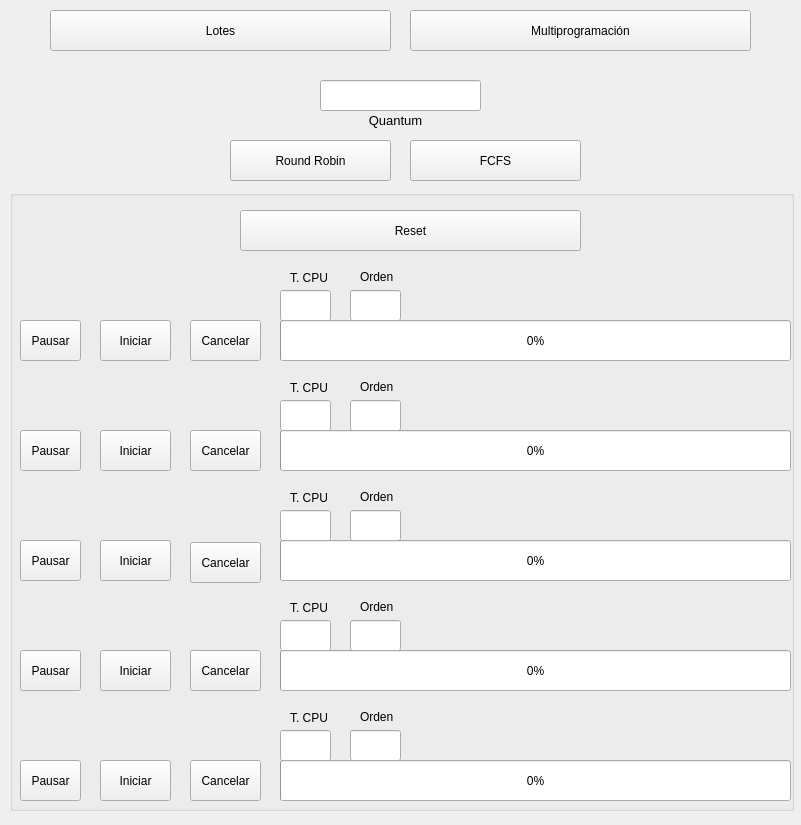
Before: the Qt Designer form admin_procesos.ui in Dario19999/Administrador-de-procesos, drawn with Qt 5.
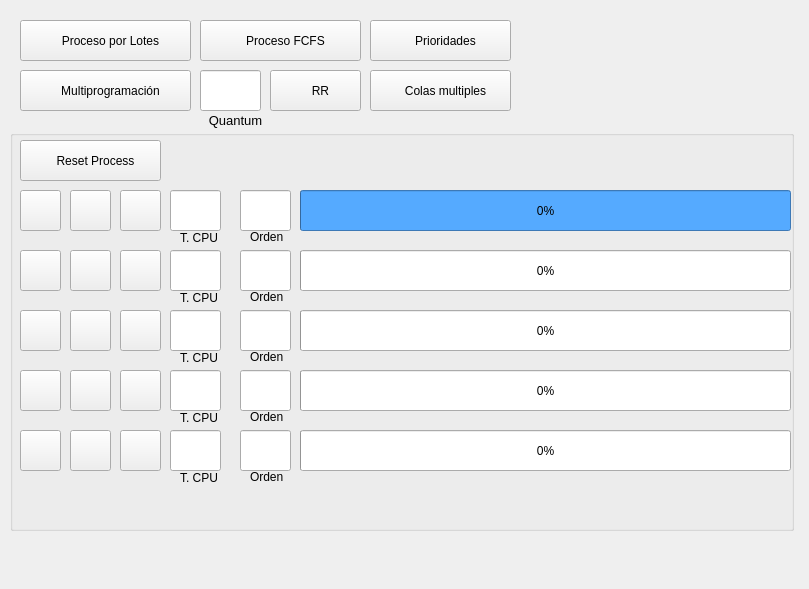
After: the same form once the commit is applied.

```diff
--- a/admin_procesos.ui
+++ b/admin_procesos.ui
@@ -6,21 +6,24 @@
    <rect>
     <x>0</x>
     <y>0</y>
-    <width>801</width>
-    <height>825</height>
+    <width>809</width>
+    <height>589</height>
    </rect>
   </property>
   <property name="windowTitle">
    <string>Administrador de Procesos</string>
   </property>
+  <property name="styleSheet">
+   <string notr="true"/>
+  </property>
   <widget class="QWidget" name="centralwidget">
    <widget class="QGroupBox" name="groupBox">
     <property name="geometry">
      <rect>
       <x>10</x>
-      <y>190</y>
+      <y>130</y>
       <width>784</width>
-      <height>621</height>
+      <height>401</height>
      </rect>
     </property>
     <property name="autoFillBackground">
@@ -35,10 +38,10 @@
     <widget class="QLineEdit" name="orden_1">
      <property name="geometry">
       <rect>
-       <x>340</x>
-       <y>100</y>
+       <x>230</x>
+       <y>60</y>
        <width>51</width>
-       <height>31</height>
+       <height>41</height>
       </rect>
      </property>
      <property name="font">
@@ -53,10 +56,10 @@
     <widget class="QLineEdit" name="orden_3">
      <property name="geometry">
       <rect>
-       <x>340</x>
-       <y>320</y>
+       <x>230</x>
+       <y>180</y>
        <width>51</width>
-       <height>31</height>
+       <height>41</height>
       </rect>
      </property>
      <property name="font">
@@ -71,12 +74,15 @@
     <widget class="QProgressBar" name="progressBar_1">
      <property name="geometry">
       <rect>
-       <x>270</x>
-       <y>130</y>
-       <width>511</width>
+       <x>290</x>
+       <y>60</y>
+       <width>491</width>
        <height>41</height>
       </rect>
      </property>
+     <property name="styleSheet">
+      <string notr="true">background-color: rgb(85, 170, 255);</string>
+     </property>
      <property name="value">
       <number>0</number>
      </property>
@@ -87,9 +93,9 @@
     <widget class="QPushButton" name="pausar_5">
      <property name="geometry">
       <rect>
-       <x>10</x>
-       <y>570</y>
-       <width>61</width>
+       <x>60</x>
+       <y>300</y>
+       <width>41</width>
        <height>41</height>
       </rect>
      </property>
@@ -97,7 +103,7 @@
       <cursorShape>PointingHandCursor</cursorShape>
      </property>
      <property name="text">
-      <string>Pausar</string>
+      <string/>
      </property>
      <property name="checkable">
       <bool>false</bool>
@@ -109,10 +115,10 @@
     <widget class="QLineEdit" name="T_4">
      <property name="geometry">
       <rect>
-       <x>270</x>
-       <y>430</y>
+       <x>160</x>
+       <y>240</y>
        <width>51</width>
-       <height>31</height>
+       <height>41</height>
       </rect>
      </property>
      <property name="font">
@@ -127,9 +133,9 @@
     <widget class="QPushButton" name="cancelar_3">
      <property name="geometry">
       <rect>
-       <x>180</x>
-       <y>352</y>
-       <width>71</width>
+       <x>110</x>
+       <y>180</y>
+       <width>41</width>
        <height>41</height>
       </rect>
      </property>
@@ -137,16 +143,16 @@
       <cursorShape>PointingHandCursor</cursorShape>
      </property>
      <property name="text">
-      <string>Cancelar</string>
+      <string/>
      </property>
     </widget>
     <widget class="QLineEdit" name="T_2">
      <property name="geometry">
       <rect>
-       <x>270</x>
-       <y>210</y>
+       <x>160</x>
+       <y>120</y>
        <width>51</width>
-       <height>31</height>
+       <height>41</height>
       </rect>
      </property>
      <property name="font">
@@ -161,9 +167,9 @@
     <widget class="QPushButton" name="cancelar_4">
      <property name="geometry">
       <rect>
-       <x>180</x>
-       <y>460</y>
-       <width>71</width>
+       <x>110</x>
+       <y>240</y>
+       <width>41</width>
        <height>41</height>
       </rect>
      </property>
@@ -171,15 +177,15 @@
       <cursorShape>PointingHandCursor</cursorShape>
      </property>
      <property name="text">
-      <string>Cancelar</string>
+      <string/>
      </property>
     </widget>
     <widget class="QPushButton" name="iniciar_5">
      <property name="geometry">
       <rect>
-       <x>90</x>
-       <y>570</y>
-       <width>71</width>
+       <x>10</x>
+       <y>300</y>
+       <width>41</width>
        <height>41</height>
       </rect>
      </property>
@@ -187,15 +193,15 @@
       <cursorShape>PointingHandCursor</cursorShape>
      </property>
      <property name="text">
-      <string>Iniciar</string>
+      <string/>
      </property>
     </widget>
     <widget class="QPushButton" name="cancelar_1">
      <property name="geometry">
       <rect>
-       <x>180</x>
-       <y>130</y>
-       <width>71</width>
+       <x>110</x>
+       <y>60</y>
+       <width>41</width>
        <height>41</height>
       </rect>
      </property>
@@ -203,7 +209,7 @@
       <cursorShape>PointingHandCursor</cursorShape>
      </property>
      <property name="text">
-      <string>Cancelar</string>
+      <string/>
      </property>
     </widget>
     <widget class="QPushButton" name="pausar_1">
@@ -212,9 +218,9 @@
      </property>
      <property name="geometry">
       <rect>
-       <x>10</x>
-       <y>130</y>
-       <width>61</width>
+       <x>60</x>
+       <y>60</y>
+       <width>41</width>
        <height>41</height>
       </rect>
      </property>
@@ -222,7 +228,7 @@
       <cursorShape>PointingHandCursor</cursorShape>
      </property>
      <property name="text">
-      <string>Pausar</string>
+      <string/>
      </property>
      <property name="checkable">
       <bool>false</bool>
@@ -237,9 +243,9 @@
     <widget class="QPushButton" name="iniciar_2">
      <property name="geometry">
       <rect>
-       <x>90</x>
-       <y>240</y>
-       <width>71</width>
+       <x>10</x>
+       <y>120</y>
+       <width>41</width>
        <height>41</height>
       </rect>
      </property>
@@ -247,16 +253,16 @@
       <cursorShape>PointingHandCursor</cursorShape>
      </property>
      <property name="text">
-      <string>Iniciar</string>
+      <string/>
      </property>
     </widget>
     <widget class="QLineEdit" name="T_3">
      <property name="geometry">
       <rect>
-       <x>270</x>
-       <y>320</y>
+       <x>160</x>
+       <y>180</y>
        <width>51</width>
-       <height>31</height>
+       <height>41</height>
       </rect>
      </property>
      <property name="font">
@@ -271,25 +277,28 @@
     <widget class="QPushButton" name="iniciar_1">
      <property name="geometry">
       <rect>
-       <x>90</x>
-       <y>130</y>
-       <width>71</width>
+       <x>10</x>
+       <y>60</y>
+       <width>41</width>
        <height>41</height>
       </rect>
      </property>
      <property name="cursor">
       <cursorShape>PointingHandCursor</cursorShape>
      </property>
+     <property name="styleSheet">
+      <string notr="true"/>
+     </property>
      <property name="text">
-      <string>Iniciar</string>
+      <string/>
      </property>
     </widget>
     <widget class="QPushButton" name="pausar_4">
      <property name="geometry">
       <rect>
-       <x>10</x>
-       <y>460</y>
-       <width>61</width>
+       <x>60</x>
+       <y>240</y>
+       <width>41</width>
        <height>41</height>
       </rect>
      </property>
@@ -297,7 +306,7 @@
       <cursorShape>PointingHandCursor</cursorShape>
      </property>
      <property name="text">
-      <string>Pausar</string>
+      <string/>
      </property>
      <property name="checkable">
       <bool>false</bool>
@@ -309,9 +318,9 @@
     <widget class="QPushButton" name="iniciar_3">
      <property name="geometry">
       <rect>
-       <x>90</x>
-       <y>350</y>
-       <width>71</width>
+       <x>10</x>
+       <y>180</y>
+       <width>41</width>
        <height>41</height>
       </rect>
      </property>
@@ -319,15 +328,15 @@
       <cursorShape>PointingHandCursor</cursorShape>
      </property>
      <property name="text">
-      <string>Iniciar</string>
+      <string/>
      </property>
     </widget>
     <widget class="QPushButton" name="cancelar_5">
      <property name="geometry">
       <rect>
-       <x>180</x>
-       <y>570</y>
-       <width>71</width>
+       <x>110</x>
+       <y>300</y>
+       <width>41</width>
        <height>41</height>
       </rect>
      </property>
@@ -335,15 +344,15 @@
       <cursorShape>PointingHandCursor</cursorShape>
      </property>
      <property name="text">
-      <string>Cancelar</string>
+      <string/>
      </property>
     </widget>
     <widget class="QProgressBar" name="progressBar_4">
      <property name="geometry">
       <rect>
-       <x>270</x>
-       <y>460</y>
-       <width>511</width>
+       <x>290</x>
+       <y>240</y>
+       <width>491</width>
        <height>41</height>
       </rect>
      </property>
@@ -354,9 +363,9 @@
     <widget class="QProgressBar" name="progressBar_5">
      <property name="geometry">
       <rect>
-       <x>270</x>
-       <y>570</y>
-       <width>511</width>
+       <x>290</x>
+       <y>300</y>
+       <width>491</width>
        <height>41</height>
       </rect>
      </property>
@@ -367,10 +376,10 @@
     <widget class="QLineEdit" name="T_1">
      <property name="geometry">
       <rect>
-       <x>270</x>
-       <y>100</y>
+       <x>160</x>
+       <y>60</y>
        <width>51</width>
-       <height>31</height>
+       <height>41</height>
       </rect>
      </property>
      <property name="font">
@@ -385,9 +394,9 @@
     <widget class="QPushButton" name="pausar_2">
      <property name="geometry">
       <rect>
-       <x>10</x>
-       <y>240</y>
-       <width>61</width>
+       <x>60</x>
+       <y>120</y>
+       <width>41</width>
        <height>41</height>
       </rect>
      </property>
@@ -395,7 +404,7 @@
       <cursorShape>PointingHandCursor</cursorShape>
      </property>
      <property name="text">
-      <string>Pausar</string>
+      <string/>
      </property>
      <property name="checkable">
       <bool>false</bool>
@@ -407,9 +416,9 @@
     <widget class="QPushButton" name="pausar_3">
      <property name="geometry">
       <rect>
-       <x>10</x>
-       <y>350</y>
-       <width>61</width>
+       <x>60</x>
+       <y>180</y>
+       <width>41</width>
        <height>41</height>
       </rect>
      </property>
@@ -417,7 +426,7 @@
       <cursorShape>PointingHandCursor</cursorShape>
      </property>
      <property name="text">
-      <string>Pausar</string>
+      <string/>
      </property>
      <property name="checkable">
       <bool>false</bool>
@@ -429,9 +438,9 @@
     <widget class="QProgressBar" name="progressBar_3">
      <property name="geometry">
       <rect>
-       <x>270</x>
-       <y>350</y>
-       <width>511</width>
+       <x>290</x>
+       <y>180</y>
+       <width>491</width>
        <height>41</height>
       </rect>
      </property>
@@ -442,9 +451,9 @@
     <widget class="QProgressBar" name="progressBar_2">
      <property name="geometry">
       <rect>
-       <x>270</x>
-       <y>240</y>
-       <width>511</width>
+       <x>290</x>
+       <y>120</y>
+       <width>491</width>
        <height>41</height>
       </rect>
      </property>
@@ -455,9 +464,9 @@
     <widget class="QPushButton" name="iniciar_4">
      <property name="geometry">
       <rect>
-       <x>90</x>
-       <y>460</y>
-       <width>71</width>
+       <x>10</x>
+       <y>240</y>
+       <width>41</width>
        <height>41</height>
       </rect>
      </property>
@@ -465,16 +474,16 @@
       <cursorShape>PointingHandCursor</cursorShape>
      </property>
      <property name="text">
-      <string>Iniciar</string>
+      <string/>
      </property>
     </widget>
     <widget class="QLineEdit" name="orden_4">
      <property name="geometry">
       <rect>
-       <x>340</x>
-       <y>430</y>
+       <x>230</x>
+       <y>240</y>
        <width>51</width>
-       <height>31</height>
+       <height>41</height>
       </rect>
      </property>
      <property name="font">
@@ -489,9 +498,9 @@
     <widget class="QPushButton" name="cancelar_2">
      <property name="geometry">
       <rect>
-       <x>180</x>
-       <y>240</y>
-       <width>71</width>
+       <x>110</x>
+       <y>120</y>
+       <width>41</width>
        <height>41</height>
       </rect>
      </property>
@@ -499,16 +508,16 @@
       <cursorShape>PointingHandCursor</cursorShape>
      </property>
      <property name="text">
-      <string>Cancelar</string>
+      <string/>
      </property>
     </widget>
     <widget class="QLineEdit" name="orden_5">
      <property name="geometry">
       <rect>
-       <x>340</x>
-       <y>540</y>
+       <x>230</x>
+       <y>300</y>
        <width>51</width>
-       <height>31</height>
+       <height>41</height>
       </rect>
      </property>
      <property name="font">
@@ -523,10 +532,10 @@
     <widget class="QLineEdit" name="T_5">
      <property name="geometry">
       <rect>
-       <x>270</x>
-       <y>540</y>
+       <x>160</x>
+       <y>300</y>
        <width>51</width>
-       <height>31</height>
+       <height>41</height>
       </rect>
      </property>
      <property name="font">
@@ -541,10 +550,10 @@
     <widget class="QLineEdit" name="orden_2">
      <property name="geometry">
       <rect>
-       <x>340</x>
-       <y>210</y>
+       <x>230</x>
+       <y>120</y>
        <width>51</width>
-       <height>31</height>
+       <height>41</height>
       </rect>
      </property>
      <property name="font">
@@ -556,24 +565,11 @@
       <set>Qt::AlignCenter</set>
      </property>
     </widget>
-    <widget class="QPushButton" name="reset_btn">
-     <property name="geometry">
-      <rect>
-       <x>230</x>
-       <y>20</y>
-       <width>341</width>
-       <height>41</height>
-      </rect>
-     </property>
-     <property name="text">
-      <string>Reset</string>
-     </property>
-    </widget>
     <widget class="QLabel" name="label_2">
      <property name="geometry">
       <rect>
-       <x>280</x>
-       <y>80</y>
+       <x>170</x>
+       <y>100</y>
        <width>47</width>
        <height>16</height>
       </rect>
@@ -585,8 +581,8 @@
     <widget class="QLabel" name="label_3">
      <property name="geometry">
       <rect>
-       <x>280</x>
-       <y>520</y>
+       <x>170</x>
+       <y>340</y>
        <width>47</width>
        <height>16</height>
       </rect>
@@ -598,8 +594,8 @@
     <widget class="QLabel" name="label_4">
      <property name="geometry">
       <rect>
-       <x>280</x>
-       <y>410</y>
+       <x>170</x>
+       <y>280</y>
        <width>47</width>
        <height>16</height>
       </rect>
@@ -611,8 +607,8 @@
     <widget class="QLabel" name="label_5">
      <property name="geometry">
       <rect>
-       <x>280</x>
-       <y>300</y>
+       <x>170</x>
+       <y>220</y>
        <width>47</width>
        <height>16</height>
       </rect>
@@ -624,8 +620,8 @@
     <widget class="QLabel" name="label_6">
      <property name="geometry">
       <rect>
-       <x>280</x>
-       <y>190</y>
+       <x>170</x>
+       <y>160</y>
        <width>47</width>
        <height>16</height>
       </rect>
@@ -637,8 +633,8 @@
     <widget class="QLabel" name="label_7">
      <property name="geometry">
       <rect>
-       <x>350</x>
-       <y>80</y>
+       <x>240</x>
+       <y>100</y>
        <width>47</width>
        <height>13</height>
       </rect>
@@ -650,8 +646,8 @@
     <widget class="QLabel" name="label_8">
      <property name="geometry">
       <rect>
-       <x>350</x>
-       <y>520</y>
+       <x>240</x>
+       <y>340</y>
        <width>47</width>
        <height>13</height>
       </rect>
@@ -663,8 +659,8 @@
     <widget class="QLabel" name="label_9">
      <property name="geometry">
       <rect>
-       <x>350</x>
-       <y>410</y>
+       <x>240</x>
+       <y>280</y>
        <width>47</width>
        <height>13</height>
       </rect>
@@ -676,8 +672,8 @@
     <widget class="QLabel" name="label_10">
      <property name="geometry">
       <rect>
-       <x>350</x>
-       <y>300</y>
+       <x>240</x>
+       <y>220</y>
        <width>47</width>
        <height>13</height>
       </rect>
@@ -689,8 +685,8 @@
     <widget class="QLabel" name="label_11">
      <property name="geometry">
       <rect>
-       <x>350</x>
-       <y>190</y>
+       <x>240</x>
+       <y>160</y>
        <width>47</width>
        <height>13</height>
       </rect>
@@ -699,6 +695,19 @@
       <string>Orden</string>
      </property>
     </widget>
+    <widget class="QPushButton" name="reset_btn">
+     <property name="geometry">
+      <rect>
+       <x>10</x>
+       <y>10</y>
+       <width>141</width>
+       <height>41</height>
+      </rect>
+     </property>
+     <property name="text">
+      <string>   Reset Process</string>
+     </property>
+    </widget>
     <zorder>progressBar_1</zorder>
     <zorder>pausar_5</zorder>
     <zorder>cancelar_3</zorder>
@@ -744,36 +753,36 @@
    <widget class="QPushButton" name="lotes_btn">
     <property name="geometry">
      <rect>
-      <x>50</x>
-      <y>10</y>
-      <width>341</width>
+      <x>20</x>
+      <y>20</y>
+      <width>171</width>
       <height>41</height>
      </rect>
     </property>
     <property name="text">
-     <string>Lotes</string>
+     <string>   Proceso por Lotes</string>
     </property>
    </widget>
    <widget class="QPushButton" name="multi_btn">
     <property name="geometry">
      <rect>
-      <x>410</x>
-      <y>10</y>
-      <width>341</width>
+      <x>20</x>
+      <y>70</y>
+      <width>171</width>
       <height>41</height>
      </rect>
     </property>
     <property name="text">
-     <string>Multiprogramación</string>
+     <string>   Multiprogramación</string>
     </property>
    </widget>
    <widget class="QLineEdit" name="quantum">
     <property name="geometry">
      <rect>
-      <x>320</x>
-      <y>80</y>
-      <width>161</width>
-      <height>31</height>
+      <x>200</x>
+      <y>70</y>
+      <width>61</width>
+      <height>41</height>
      </rect>
     </property>
     <property name="font">
@@ -788,7 +797,7 @@
    <widget class="QLabel" name="label">
     <property name="geometry">
      <rect>
-      <x>360</x>
+      <x>200</x>
       <y>110</y>
       <width>71</width>
       <height>21</height>
@@ -809,27 +818,53 @@
    <widget class="QPushButton" name="rr_btn">
     <property name="geometry">
      <rect>
-      <x>230</x>
-      <y>140</y>
-      <width>161</width>
+      <x>270</x>
+      <y>70</y>
+      <width>91</width>
       <height>41</height>
      </rect>
     </property>
     <property name="text">
-     <string>Round Robin</string>
+     <string>   RR</string>
     </property>
    </widget>
    <widget class="QPushButton" name="fcfs_btn">
     <property name="geometry">
      <rect>
-      <x>410</x>
-      <y>140</y>
-      <width>171</width>
+      <x>200</x>
+      <y>20</y>
+      <width>161</width>
       <height>41</height>
      </rect>
     </property>
     <property name="text">
-     <string>FCFS</string>
+     <string>   Proceso FCFS</string>
+    </property>
+   </widget>
+   <widget class="QPushButton" name="priori_btn">
+    <property name="geometry">
+     <rect>
+      <x>370</x>
+      <y>20</y>
+      <width>141</width>
+      <height>41</height>
+     </rect>
+    </property>
+    <property name="text">
+     <string>   Prioridades</string>
+    </property>
+   </widget>
+   <widget class="QPushButton" name="colmulti_btn">
+    <property name="geometry">
+     <rect>
+      <x>370</x>
+      <y>70</y>
+      <width>141</width>
+      <height>41</height>
+     </rect>
+    </property>
+    <property name="text">
+     <string>   Colas multiples</string>
     </property>
    </widget>
   </widget>
```
Left out of the diff: 2 changed lines with no effect on the pictures.
